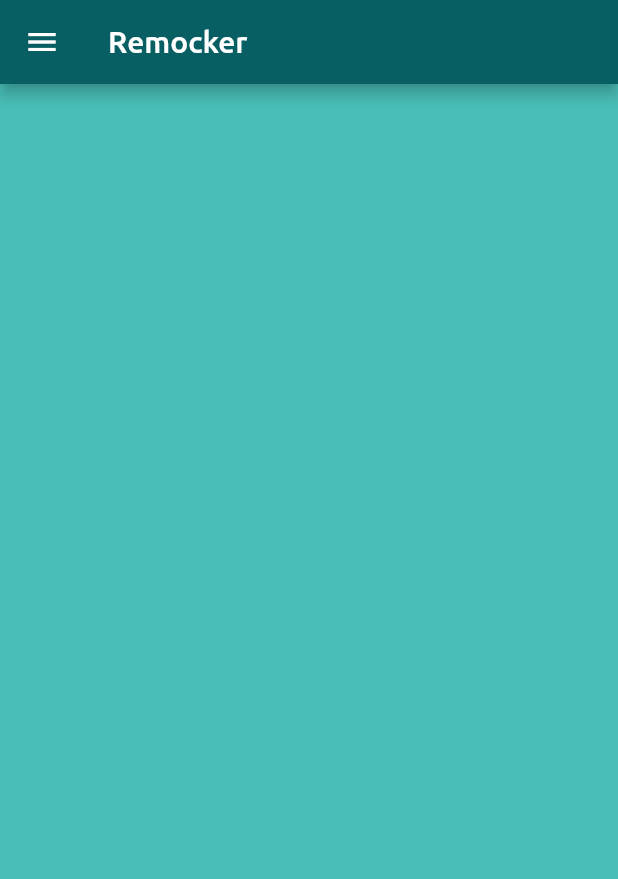
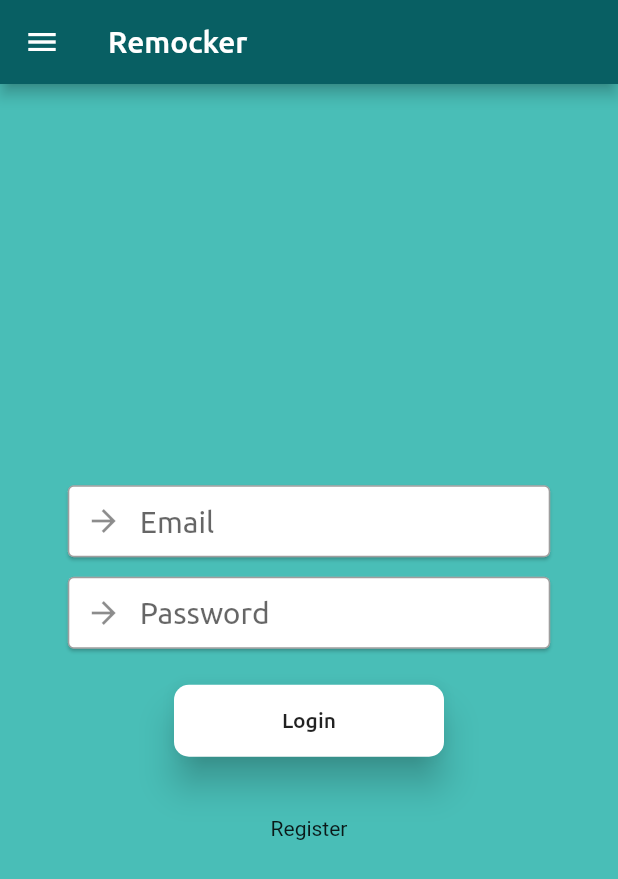
Before and after one commit to cptn3m0grv/remocker, a Flutter app: the screen it shows after launch, on a phone screen of 412 x 824 dp. Shown: the top 879 px of the screen. Run offline on Flutter 3.47's test engine with Material 2 defaults, Android fonts, the light colour scheme and no system bars; our stand-ins replace dotted_line, splashscreen; project files that could hold a hidden picture were left out.

Commit message:
splash screen added and changes in home screen

```diff
--- a/lib/main.dart
+++ b/lib/main.dart
@@ -3,6 +3,7 @@ import 'package:flutter/material.dart';
 import 'userInterface/homePage.dart';
 import 'userInterface/basicCommands.dart';
 import 'userInterface/dockerPage.dart';
+import 'userInterface/splash.dart';
 
 void main() => runApp(MyApp());
 
@@ -11,11 +12,12 @@ class MyApp extends StatelessWidget{
   @override
   Widget build(BuildContext context){
     return MaterialApp(
-      initialRoute: '/',
+      initialRoute: '/splashScreen',
       routes: <String, WidgetBuilder>{
         '/' : (context) => HomePage(),
         '/basicCommands' : (context) => BasicCommands(),
         '/dockerHome' : (context) => DockerHome(),
+        '/splashScreen' : (context) => MySplash(),
       },
       debugShowCheckedModeBanner: false,
     );
--- a/lib/userInterface/homePage.dart
+++ b/lib/userInterface/homePage.dart
@@ -1,4 +1,5 @@
 import 'package:flutter/material.dart';
+import 'homePageContent.dart';
 
 class HomePage extends StatelessWidget{
   @override
@@ -114,6 +115,7 @@ class HomePage extends StatelessWidget{
         width: double.infinity,
         height: double.infinity,
         color: Color(0xff49BEB7),
+        child: HomePageContent(),
       ),
     );
   }
--- /dev/null
+++ b/lib/userInterface/homePageContent.dart
@@ -0,0 +1,107 @@
+import 'package:flutter/material.dart';
+
+class HomePageContent extends StatefulWidget{
+  @override
+  _HomePageContent createState() => _HomePageContent();
+}
+
+class _HomePageContent extends State<HomePageContent>{
+  var userLogin;
+  @override
+  Widget build(BuildContext context){
+    return Center(
+      child: Column(
+        mainAxisAlignment: MainAxisAlignment.center,
+        children: [
+          Container(
+            width: MediaQuery.of(context).size.width * 0.8,
+            child: Card(
+              child: TextField(
+                onChanged: (value) {
+                  userLogin = value;
+                },
+                style: TextStyle(
+                  fontSize: 20,
+                ),
+                cursorColor: Colors.black,
+                decoration: InputDecoration(
+                  fillColor: Color(0xffebefd0),
+                  hintText: 'Email',
+                  hintStyle: TextStyle(
+                    fontFamily: 'Ubuntu',
+                  ),
+                  prefixIcon: Icon(Icons.arrow_forward),
+                  border: OutlineInputBorder(
+                    borderSide: BorderSide(
+                      color: Colors.black,
+                    )
+                  ),
+                  contentPadding: EdgeInsets.all(10),
+                ),
+              ),
+            ),
+          ),
+          SizedBox(
+            height: 5,
+          ),
+          Container(
+            width: MediaQuery.of(context).size.width * 0.8,
+            child: Card(
+              child: TextField(
+                keyboardType: TextInputType.emailAddress,
+                obscuringCharacter: "*",
+                obscureText: true,
+                onChanged: (value) {
+                  userLogin = value;
+                },
+                style: TextStyle(
+                  fontSize: 20,
+                ),
+                cursorColor: Colors.black,
+                decoration: InputDecoration(
+                  fillColor: Color(0xffebefd0),
+                  hintText: 'Password',
+                  hintStyle: TextStyle(
+                    fontFamily: 'Ubuntu',
+                  ),
+                  prefixIcon: Icon(Icons.arrow_forward),
+                  border: OutlineInputBorder(
+                    borderSide: BorderSide(
+                      color: Colors.black,
+                    )
+                  ),
+                  contentPadding: EdgeInsets.all(10),
+                ),
+              ),
+            ),
+          ),
+          SizedBox(
+            height: 20,
+          ),
+          Material(
+            color: Colors.white,
+						borderRadius: BorderRadius.circular(10),
+						elevation: 10,
+            child: MaterialButton(
+              minWidth: 180,
+							height: 40,
+              onPressed: () {
+                print("Login");
+              },
+              child: Text(
+                'Login',
+                style: TextStyle(
+                  fontFamily: 'Ubuntu',
+                ),
+              ),
+            )
+          ),
+          SizedBox(
+            height: 40,
+          ),
+          Text("Register")
+        ],
+      ),
+    );
+  }
+}
--- /dev/null
+++ b/lib/userInterface/splash.dart
@@ -0,0 +1,34 @@
+import 'package:flutter/material.dart';
+import 'package:splashscreen/splashscreen.dart';
+import 'homePage.dart';
+
+class MySplash extends StatefulWidget {
+  @override
+  _MySplash createState() => new _MySplash();
+}
+
+class _MySplash extends State<MySplash> {
+  @override
+  Widget build(BuildContext context) {
+    return SplashScreen(
+      seconds: 5,
+      navigateAfterSeconds: HomePage(),
+      title: Text(
+        'Remocker',
+        style: TextStyle(
+          fontWeight: FontWeight.bold,
+          fontSize: 20.0,
+          fontFamily: 'Ubuntu',
+        ),
+      ),
+      image: Image.asset('assets/images/splash.png'),
+      backgroundColor: Color(0xff49BEB7),
+      styleTextUnderTheLoader: TextStyle(),
+      photoSize: 100.0,
+      onClick: (){
+        Navigator.pushNamed(context, '/');
+      },
+      loaderColor: Colors.red,
+    );
+  }
+}
--- a/pubspec.yaml
+++ b/pubspec.yaml
@@ -30,6 +30,7 @@ dependencies:
   cupertino_icons: ^0.1.3
   http: ^0.12.2
   dotted_line: ^2.0.1
+  splashscreen: ^1.2.0
 
 dev_dependencies:
   flutter_test:
@@ -49,6 +50,7 @@ flutter:
   # To add assets to your application, add an assets section, like this:
   assets:
     - assets/images/dockerHome.png
+    - assets/images/splash.png
   #   - images/a_dot_ham.jpeg
 
   # An image asset can refer to one or more resolution-specific "variants", see
```
Also changed, not shown: assets/images/splash.png (added), pubspec.lock.
